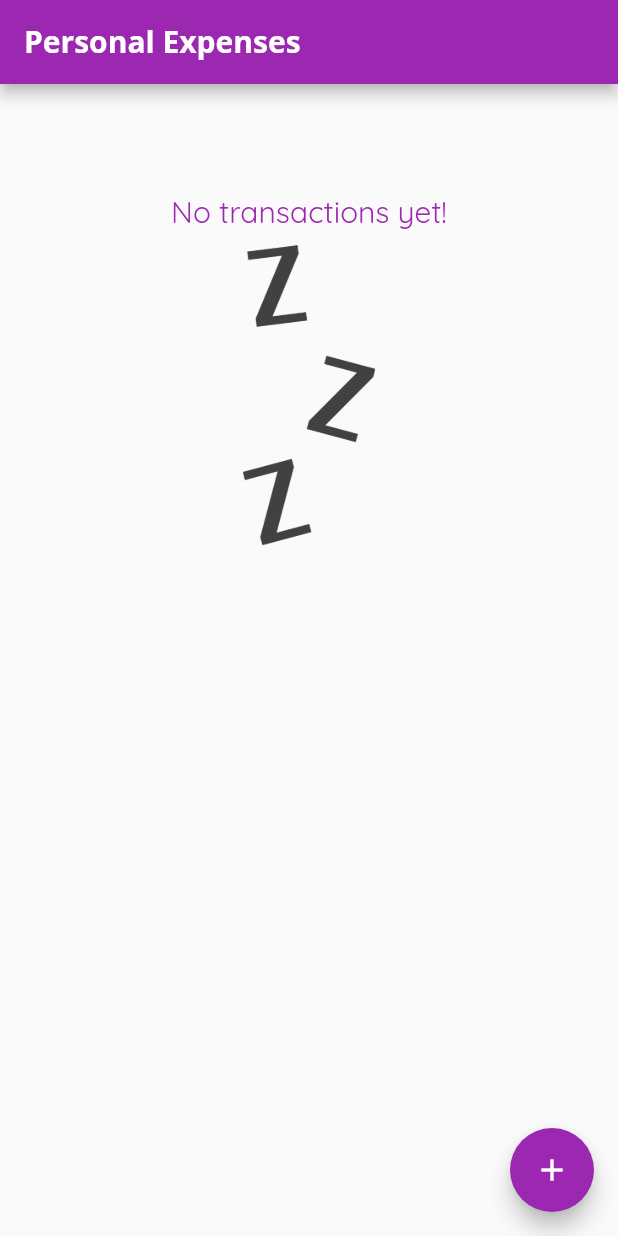
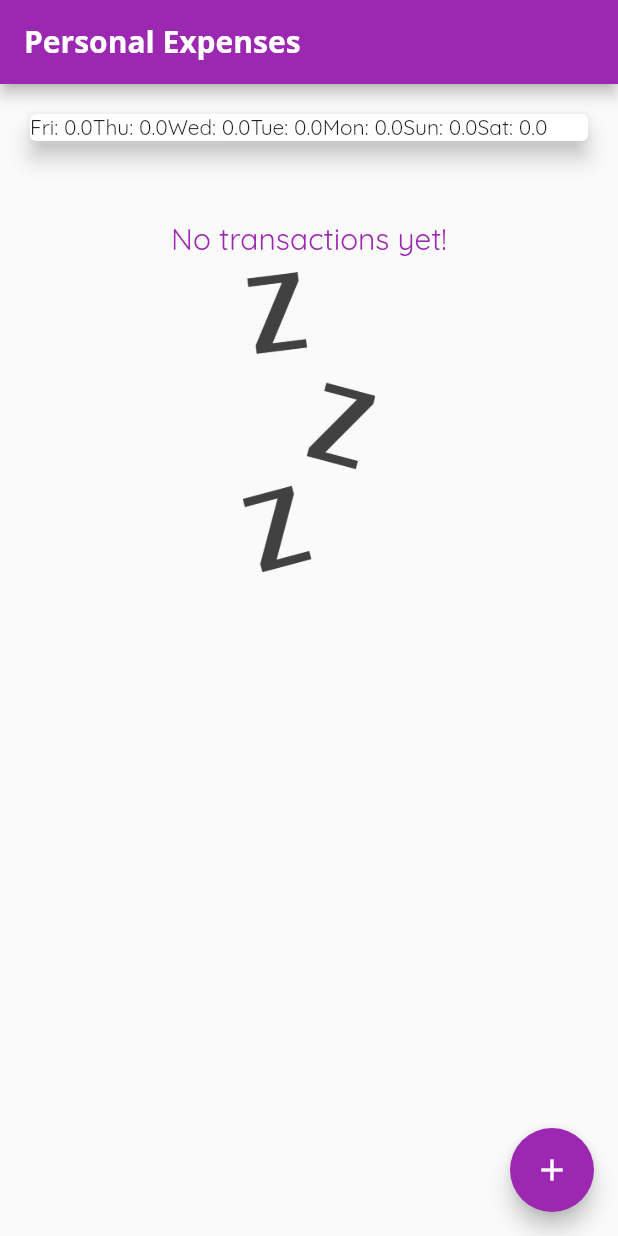
Before and after one commit to Sudhanva-Nadiger/Personal_Expense_Tracker, a Flutter app: the screen it shows after launch, on a phone screen of 412 x 824 dp. Run offline on Flutter 3.47's test engine with Material 2 defaults, Android fonts, the phone set to English and light mode, and no system bars.

Commit message:
chart bar layout

```diff
--- a/lib/widgets/chart.dart
+++ b/lib/widgets/chart.dart
@@ -7,7 +7,7 @@ class Chart extends StatelessWidget {
 
   final List<Transaction> recentTransactions;
 
-  List<Map<String, Object>>? get groupedTransactions {
+  List<Map<String, Object>> get groupedTransactions {
     return List.generate(7, (index) {
       final weekDay = DateTime.now().subtract(
         Duration(days: index),
@@ -31,9 +31,11 @@ class Chart extends StatelessWidget {
   Widget build(BuildContext context) {
     return Card(
       elevation: 6,
-      margin: EdgeInsets.all(20),
+      margin: const EdgeInsets.all(20),
       child: Row(
-        children: [],
+        children: groupedTransactions.map((data) {
+          return Text("${data['day']}: ${data['amount']}");
+        }).toList(),
       ),
     );
   }
```
Also changed, not shown: lib/widgets/cart_bar.dart (added, +53 -0 lines).
